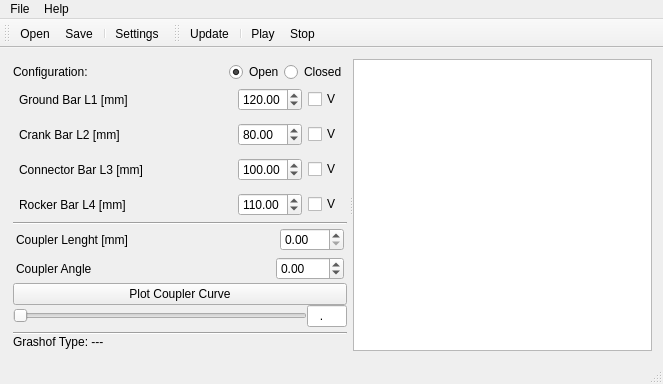
Above: mainwindow.ui from stivio00/FourBarVis before the change. Below: the same form after it.
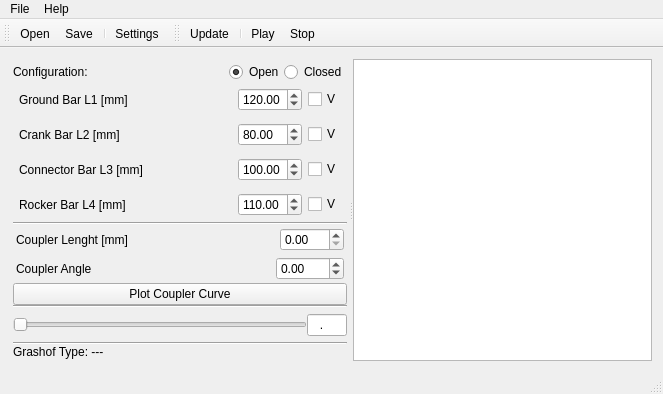
That is the form after the change. Icons and pictures are not drawn.

```diff
--- a/mainwindow.ui
+++ b/mainwindow.ui
@@ -452,6 +452,13 @@
           </property>
          </widget>
         </item>
+        <item>
+         <widget class="Line" name="line_3">
+          <property name="orientation">
+           <enum>Qt::Horizontal</enum>
+          </property>
+         </widget>
+        </item>
         <item>
          <widget class="QWidget" name="widget_9" native="true">
           <layout class="QHBoxLayout" name="horizontalLayout_8">
@@ -462,13 +469,13 @@
             <number>0</number>
            </property>
            <property name="topMargin">
-            <number>0</number>
+            <number>6</number>
            </property>
            <property name="rightMargin">
             <number>0</number>
            </property>
            <property name="bottomMargin">
-            <number>0</number>
+            <number>6</number>
            </property>
            <item>
             <widget class="QSlider" name="horizontalSlider">
```
